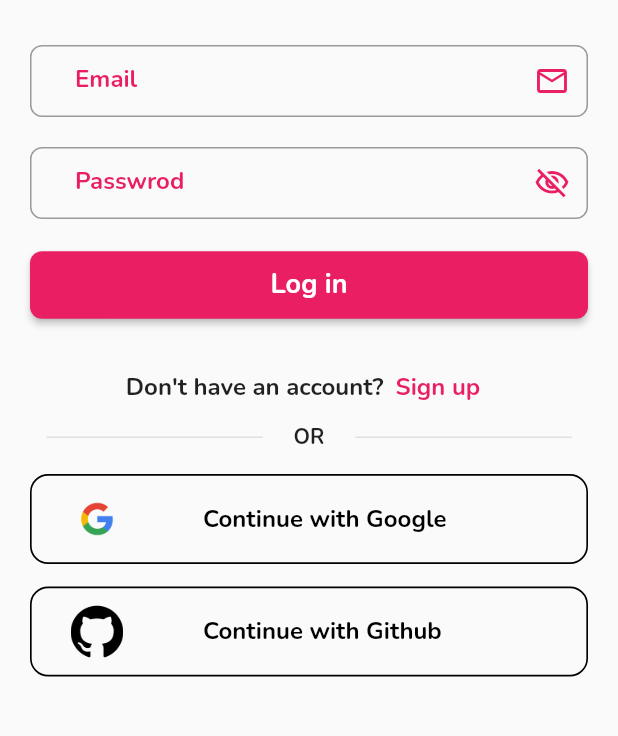
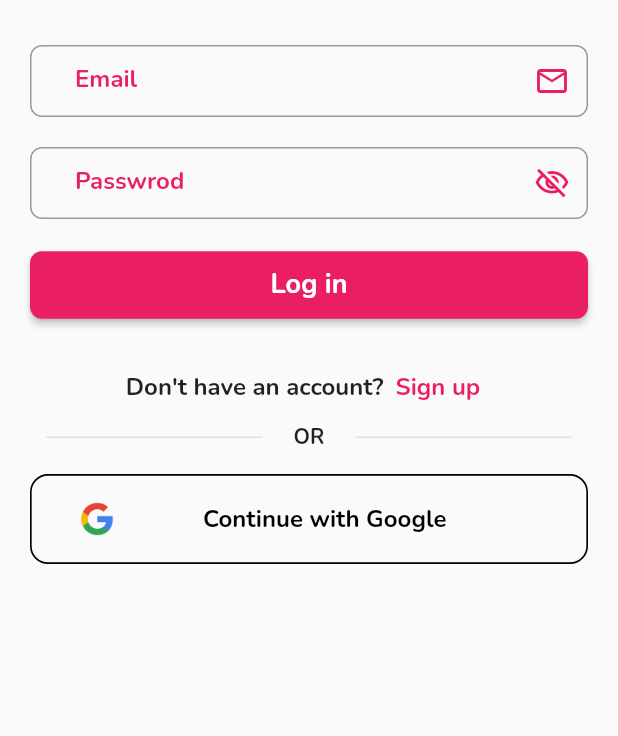
Before and after one commit to mahmoudAbdelraheem/airbnb-flutter, a Flutter app: the screen it shows after launch, on a phone screen of 412 x 824 dp, the part 171-907 px from its top. Run offline on Flutter 3.47's test engine with Material 3 defaults, Android fonts, the phone set to English and light mode, and no system bars; our stand-ins replace awesome_dialog, cached_network_image, cloud_firestore, country_picker, firebase_auth, firebase_core and 9 more; accounts and stored records are empty.

Commit message:
handle login with google accout

```diff
--- a/lib/core/cubit/auth/auth_state.dart
+++ /dev/null
@@ -1,14 +0,0 @@
-part of 'auth_cubit.dart';
-
-@immutable
-sealed class AuthState {}
-
-final class AuthInitial extends AuthState {}
-
-class AuthLoggedIn extends AuthState {
-  final User user;
-
-  AuthLoggedIn({required this.user});
-}
-
-class AuthLoggedOut extends AuthState {}
--- a/lib/data/datasource/explore/get_categories_remote_datasource.dart
+++ b/lib/data/datasource/explore/get_categories_remote_datasource.dart
@@ -29,7 +29,6 @@ class GetCategoriesRemoteDatasourceImp
 
       return categories;
     } catch (e) {
-      print('Error fetching categories: $e');
       return [];
     }
   }
--- a/lib/data/datasource/explore/get_listings_remote_datasource.dart
+++ b/lib/data/datasource/explore/get_listings_remote_datasource.dart
@@ -23,7 +23,6 @@ class GetListingsRemoteDatasourceImp implements GetListingsRemoteDatasource {
 
       return listings;
     } catch (e) {
-      print('Error fetching approved listings: $e');
       return [];
     }
   }
--- a/lib/data/datasource/reservations/reservations_remote_datesource.dart
+++ b/lib/data/datasource/reservations/reservations_remote_datesource.dart
@@ -19,7 +19,6 @@ class ReservationsRemoteDatesourceImp implements ReservationsRemoteDatesource {
       await firestore.collection('reservations').add(reservation.toJson());
       return true;
     } catch (e) {
-      print('Error adding reservation: $e');
       return false;
     }
   }
@@ -39,7 +38,6 @@ class ReservationsRemoteDatesourceImp implements ReservationsRemoteDatesource {
         return data;
       }).toList();
     } catch (e) {
-      print('Error getting reservations by listingId: $e');
       return [];
     }
   }
@@ -86,7 +84,6 @@ class ReservationsRemoteDatesourceImp implements ReservationsRemoteDatesource {
 
       return reservationsWithListings;
     } catch (e) {
-      print('Error getting reservations by userId: $e');
       return [];
     }
   }
@@ -97,7 +94,6 @@ class ReservationsRemoteDatesourceImp implements ReservationsRemoteDatesource {
       await firestore.collection('reservations').doc(reservationId).delete();
       return true;
     } catch (e) {
-      print('Error deleting reservation: $e');
       return false;
     }
   }
--- a/lib/data/datasource/search/search_remote_datesource.dart
+++ b/lib/data/datasource/search/search_remote_datesource.dart
@@ -66,7 +66,6 @@ class SearchRemoteDatesourceImp implements SearchRemoteDatesource {
           .map((doc) => {'id': doc.id, ...doc.data() as Map<String, dynamic>})
           .toList();
 
-      print("Available listings: $availableListings");
       return availableListings;
     } catch (error) {
       throw Exception("Error fetching available listings: $error");
--- a/lib/data/repositories/explore/get_categories_repository.dart
+++ b/lib/data/repositories/explore/get_categories_repository.dart
@@ -22,7 +22,6 @@ class GetCategotiesRepositoryImp implements GetCategotiesRepository {
       }).toList();
       return listings;
     } catch (e) {
-      print('Error fetching and converting categories: $e');
       return [];
     }
   }
--- a/lib/data/repositories/explore/get_listing_repository.dart
+++ b/lib/data/repositories/explore/get_listing_repository.dart
@@ -24,7 +24,6 @@ class GetListingsRepositoryImp implements GetListingsRepository {
 
       return listings;
     } catch (e) {
-      print('Error fetching and converting listings: $e');
       return [];
     }
   }
--- a/lib/data/repositories/favorites/favorite_repository.dart
+++ b/lib/data/repositories/favorites/favorite_repository.dart
@@ -36,7 +36,6 @@ class FavoriteRepositoryImp implements FavoriteRepository {
 
       return listings;
     } catch (e) {
-      print('Error fetching and converting listings: $e');
       return [];
     }
   }
--- a/lib/data/repositories/reservations/reservations_repository.dart
+++ b/lib/data/repositories/reservations/reservations_repository.dart
@@ -19,7 +19,6 @@ class ReservationsRepositoryImp implements ReservationsRepository {
   ) async {
     final reservationsData =
         await reservationsRemoteDatesource.getReservationsByListingId(id);
-    print('reservations data for this listing is = $reservationsData');
 
     List<ReservationModel> reservations = [];
     reservations = reservationsData
@@ -36,7 +35,6 @@ class ReservationsRepositoryImp implements ReservationsRepository {
   ) async {
     final reservationsData =
         await reservationsRemoteDatesource.getReservationsByUserId(id);
-    print('reservations data for this user is = $reservationsData');
 
     List<ReservationModel> reservations = [];
     reservations = reservationsData
--- a/lib/logic/auth/auth_bloc.dart
+++ b/lib/logic/auth/auth_bloc.dart
@@ -27,7 +27,6 @@ class AuthBloc extends Bloc<AuthEvent, AuthState> {
         email: event.email,
         password: event.password,
       );
-      print("======loggedin======current user data is $User");
       emit(AuthLoggedInState());
     } catch (e) {
       emit(AuthErrorState(error: e.toString()));
@@ -44,7 +43,6 @@ class AuthBloc extends Bloc<AuthEvent, AuthState> {
         password: event.password,
         name: event.name,
       );
-      print("======signup======current user data is $User");
       emit(AuthSignedUpState());
     } catch (e) {
       emit(AuthErrorState(error: e.toString()));
--- a/lib/logic/favorite/favorite_bloc.dart
+++ b/lib/logic/favorite/favorite_bloc.dart
@@ -28,7 +28,6 @@ class FavoriteBloc extends Bloc<FavoriteEvent, FavoriteState> {
 
       favorites = await favoriteRepository.getFavoritesByUserId(event.userId!);
       favoritesIds = favorites.map((listing) => listing.id).toList();
-      print('favorites ids is = $favoritesIds');
       emit(
         GetFavoritesSuccessState(
           favoriteListings: favorites,
--- a/lib/logic/home/home_bloc.dart
+++ b/lib/logic/home/home_bloc.dart
@@ -29,16 +29,9 @@ class HomeBloc extends Bloc<HomeEvent, HomeState> {
     try {
       emit(HomeLoadingState());
       user = await userDataRepository.checkCurrentUserStatus();
-      print("===========================================");
-      print("user is $user");
-      print("===========================================");
       if (user != null) {
         userModel = await userDataRepository.getUserDataById(user!.uid);
 
-        print("===========================================");
-        print("user model is ${userModel!.favoriteIds}");
-        print("user model is ${userModel!.email}");
-        print("===========================================");
         emit(HomeCurrentUserState(user: user, userModel: userModel));
       }
       emit(HomeCurrentUserState(user: user));
--- a/lib/presentation/screens/auth/login_screen.dart
+++ b/lib/presentation/screens/auth/login_screen.dart
@@ -42,6 +42,8 @@ class _LoginScreenState extends State<LoginScreen> {
             );
           } else if (state is AuthErrorState) {
             showCustomSnakeBar(context: context, message: state.error);
+            print('========================================');
+            print('error: ${state.error}');
           }
         },
         builder: (context, state) {
@@ -181,13 +183,13 @@ class _LoginScreenState extends State<LoginScreen> {
                         );
                       },
                     ),
-                    CustomAuthButton(
-                      imagePath: 'assets/images/github.png',
-                      bottonText: 'Continue with Github',
-                      onPressed: () {
-                        //TODO: login with github account
-                      },
-                    ),
+                    // CustomAuthButton(
+                    //   imagePath: 'assets/images/github.png',
+                    //   bottonText: 'Continue with Github',
+                    //   onPressed: () {
+                    //     //TODO: login with github account
+                    //   },
+                    // ),
                   ],
                 ),
               ),
--- a/lib/presentation/screens/auth/signup_screen.dart
+++ b/lib/presentation/screens/auth/signup_screen.dart
@@ -197,13 +197,13 @@ class _SignupScreenState extends State<SignupScreen> {
                         );
                       },
                     ),
-                    CustomAuthButton(
-                      imagePath: 'assets/images/github.png',
-                      bottonText: 'Continue with Github',
-                      onPressed: () {
-                        //TODO: login with github account
-                      },
-                    ),
+                    // CustomAuthButton(
+                    //   imagePath: 'assets/images/github.png',
+                    //   bottonText: 'Continue with Github',
+                    //   onPressed: () {
+                    //     //TODO: login with github account
+                    //   },
+                    // ),
                   ],
                 ),
               ),
```
Also changed, not shown: lib/core/cubit/auth/auth_cubit.dart (deleted, +0 -30 lines), lib/data/models/user_model.dart (+4 -4 lines), lib/presentation/screens/profile/profile_screen.dart (+1 -7 lines), lib/presentation/widgets/explore/category.dart (+13 -2 lines), 23 other files.
